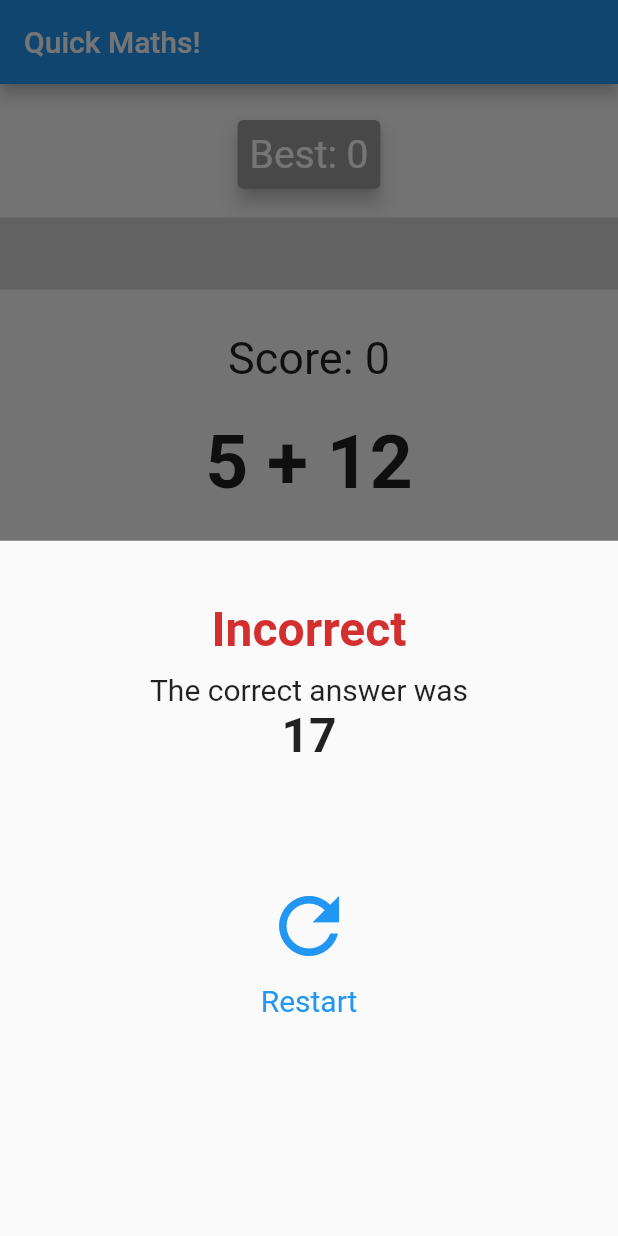
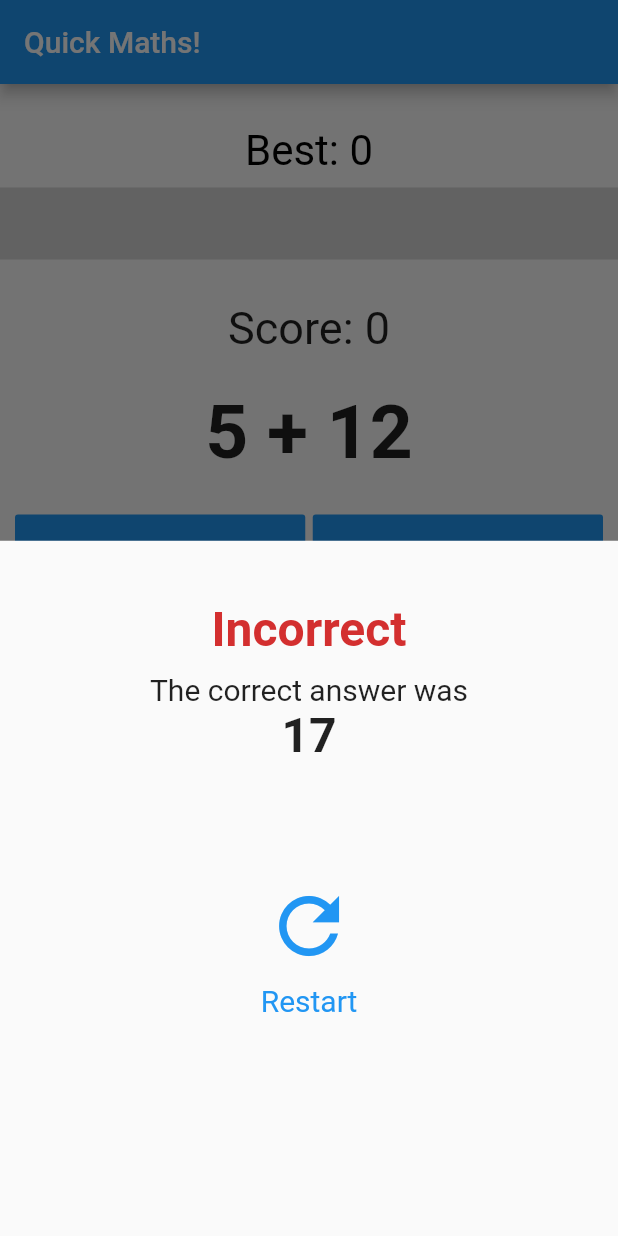
Before and after one commit to superjke/quick-maths-app, a Flutter app: the screen it shows after launch, after a tap on an icon or button, on a phone screen of 412 x 824 dp. Run offline on Flutter 3.47's test engine with Material 2 defaults, Android fonts, the phone set to English and light mode, and no system bars.

Commit message:
Removed card style

```diff
--- a/lib/widgets/highest_score.dart
+++ b/lib/widgets/highest_score.dart
@@ -8,18 +8,14 @@ class HighestScore extends StatelessWidget {
   @override
   Widget build(BuildContext context) {
     return Padding(
-      padding: const EdgeInsets.only(top: 20, bottom: 15),
-      child: Card(
-        color: _highScore > 0 ? Colors.red : Colors.grey,
-        elevation: 5,
-        child: Padding(
-          padding: const EdgeInsets.all(8.0),
-          child: Text(
-            'Best: $_highScore',
-            style: TextStyle(
-              fontSize: 26,
-              color: Colors.white,
-            ),
+      padding: const EdgeInsets.only(top: 20, bottom: 0),
+      child: Padding(
+        padding: const EdgeInsets.all(8.0),
+        child: Text(
+          'Best: $_highScore',
+          style: TextStyle(
+            fontSize: 28,
+            color: Colors.black,
           ),
         ),
       ),
```
